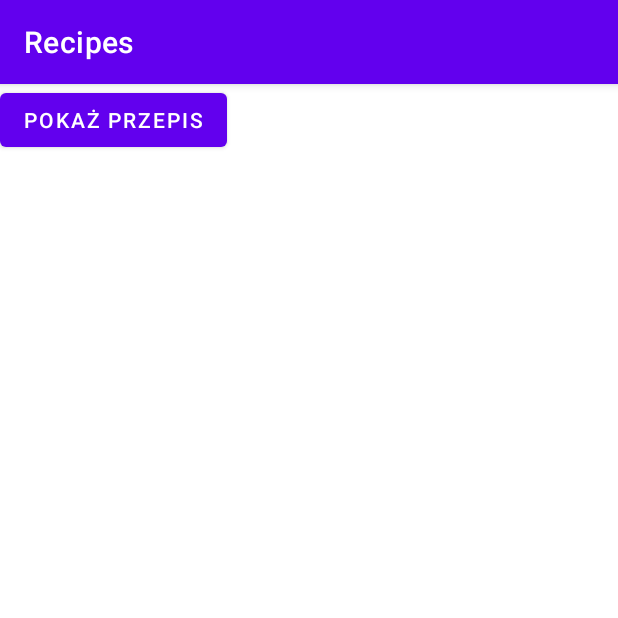
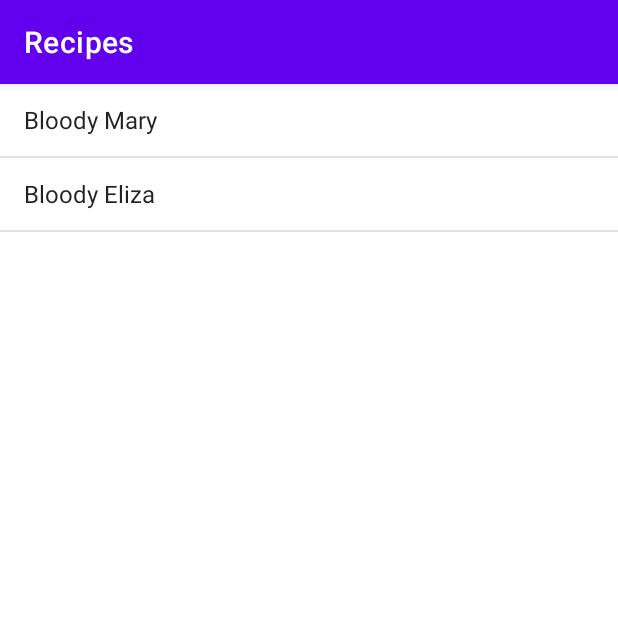
Before and after one commit to KotekKacper/Recipies, an Android app: the screen it shows after launch (MainActivity), on a phone screen of 412 x 824 dp, the top half of it. Run offline under Robolectric (Android 15) with nearby library versions, the phone set to English and light mode, and no system bars.

Commit message:
Iteration 2 - implemented FragmentList

```diff
--- a/app/src/main/java/com/kgkk/recipes/CocktailList.kt
+++ b/app/src/main/java/com/kgkk/recipes/CocktailList.kt
@@ -16,7 +16,7 @@ object CocktailList {
 Sposób przygotowania:
             Wszystkie składniki wymieszać w szklance z lodem
             i ozdobić selerem naciowym."""),
-        Cocktail("Bloody Elisa",
+        Cocktail("Bloody Eliza",
             """Składniki:
             0 ml wódki
             0 ml soku z cytryny
--- /dev/null
+++ b/app/src/main/java/com/kgkk/recipes/Constants.kt
@@ -0,0 +1,5 @@
+package com.kgkk.recipes
+
+object Constants {
+    val EXTRA_COCKTAIL_ID = "id"
+}
--- a/app/src/main/java/com/kgkk/recipes/DetailActivity.kt
+++ b/app/src/main/java/com/kgkk/recipes/DetailActivity.kt
@@ -1,16 +1,20 @@
 package com.kgkk.recipes
 
 import android.os.Bundle
+import android.util.Log
 import androidx.appcompat.app.AppCompatActivity
 
 
 class DetailActivity : AppCompatActivity() {
+
     override fun onCreate(savedInstanceState: Bundle?) {
         super.onCreate(savedInstanceState)
         setContentView(R.layout.activity_detail)
 
         val frag: RecipeDetailFragment =
             supportFragmentManager.findFragmentById(R.id.fragment_recipe_detail) as RecipeDetailFragment
-        frag.setCocktail(1)
+
+        val cocktailId = intent.extras!!.getInt(Constants.EXTRA_COCKTAIL_ID)
+        frag.setCocktail(cocktailId)
     }
 }
--- /dev/null
+++ b/app/src/main/java/com/kgkk/recipes/Listener.kt
@@ -0,0 +1,5 @@
+package com.kgkk.recipes
+
+interface Listener {
+    fun itemClicked(id: Int)
+}
--- a/app/src/main/java/com/kgkk/recipes/MainActivity.kt
+++ b/app/src/main/java/com/kgkk/recipes/MainActivity.kt
@@ -3,16 +3,17 @@ package com.kgkk.recipes
 import android.content.Intent
 import androidx.appcompat.app.AppCompatActivity
 import android.os.Bundle
-import android.view.View
+import android.util.Log
 
-class MainActivity : AppCompatActivity() {
+class MainActivity : AppCompatActivity(), Listener {
     override fun onCreate(savedInstanceState: Bundle?) {
         super.onCreate(savedInstanceState)
         setContentView(R.layout.activity_main)
     }
 
-    fun onShowDetail(view: View?) {
+    override fun itemClicked(id: Int) {
         val intent = Intent(this, DetailActivity::class.java)
+        intent.putExtra(Constants.EXTRA_COCKTAIL_ID, id)
         startActivity(intent)
     }
 }
--- a/app/src/main/java/com/kgkk/recipes/RecipeDetailFragment.kt
+++ b/app/src/main/java/com/kgkk/recipes/RecipeDetailFragment.kt
@@ -10,7 +10,7 @@ import androidx.fragment.app.Fragment
 
 class RecipeDetailFragment : Fragment() {
 
-    private var cocktailId: Int = 0
+    private var cocktailId: Int? = null
 
     override fun onCreateView(
         inflater: LayoutInflater, container: ViewGroup?,
@@ -25,7 +25,7 @@ class RecipeDetailFragment : Fragment() {
         val view = view
         if (view != null) {
             val title = view.findViewById<View>(R.id.textTitle) as TextView
-            val (name, recipe) = CocktailList.cocktailList[cocktailId]
+            val (name, recipe) = CocktailList.cocktailList[cocktailId!!]
             title.text = name
             val description = view.findViewById<View>(R.id.textDescription) as TextView
             description.text = recipe
--- /dev/null
+++ b/app/src/main/java/com/kgkk/recipes/RecipeListFragment.kt
@@ -0,0 +1,45 @@
+package com.kgkk.recipes
+
+import android.content.Context
+import android.os.Bundle
+import android.util.Log
+import android.view.LayoutInflater
+import android.view.View
+import android.view.ViewGroup
+import android.widget.ArrayAdapter
+import android.widget.ListView
+import androidx.fragment.app.ListFragment
+
+
+class RecipeListFragment : ListFragment() {
+
+    private var listener: Listener? = null
+
+    override fun onCreateView(
+        inflater: LayoutInflater, container: ViewGroup?,
+        savedInstanceState: Bundle?
+    ): View? {
+        val names = arrayOfNulls<String>(CocktailList.cocktailList.size)
+        for (i in names.indices) {
+            names[i] = CocktailList.cocktailList[i].name
+        }
+        val adapter: ArrayAdapter<String> = ArrayAdapter<String>(
+            inflater.context, android.R.layout.simple_list_item_1, names
+        )
+        listAdapter = adapter
+
+        return super.onCreateView(inflater, container, savedInstanceState)
+    }
+
+    override fun onAttach(context: Context) {
+        super.onAttach(context)
+        listener = context as Listener
+    }
+
+    override fun onListItemClick(listView: ListView, itemView: View, position: Int, id: Long) {
+        if (listener != null) {
+            listener?.itemClicked(id.toInt());
+        }
+    }
+
+}
--- a/app/src/main/res/layout/activity_main.xml
+++ b/app/src/main/res/layout/activity_main.xml
@@ -1,15 +1,6 @@
 <?xml version="1.0" encoding="utf-8"?>
-<LinearLayout xmlns:android="http://schemas.android.com/apk/res/android"
-    xmlns:app="http://schemas.android.com/apk/res-auto"
+<fragment xmlns:android="http://schemas.android.com/apk/res/android"
     xmlns:tools="http://schemas.android.com/tools"
+    android:name="com.kgkk.recipes.RecipeListFragment"
     android:layout_width="match_parent"
-    android:layout_height="match_parent"
-    tools:context=".MainActivity">
-
-    <Button
-        android:layout_width="wrap_content"
-        android:layout_height="wrap_content"
-        android:onClick="onShowDetail"
-        android:text="@string/detail_button"/>
-
-</LinearLayout>
+    android:layout_height="match_parent" />
```
